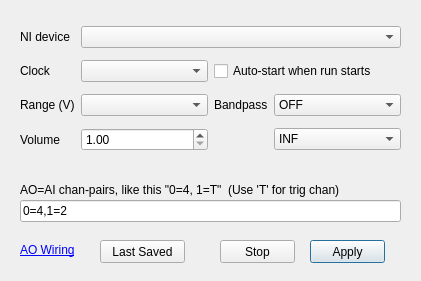
The window that Forms/AOWindow.ui (billkarsh/SpikeGLX) describes before a commit, drawn with Qt 5.
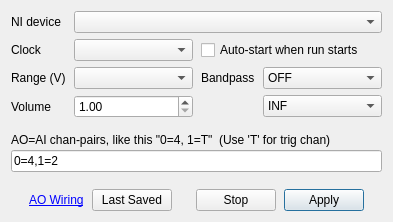
The same window after the commit.

Diff of the .ui file:
```diff
--- a/Forms/AOWindow.ui
+++ b/Forms/AOWindow.ui
@@ -6,156 +6,32 @@
    <rect>
     <x>0</x>
     <y>0</y>
-    <width>421</width>
-    <height>281</height>
+    <width>372</width>
+    <height>220</height>
    </rect>
   </property>
+  <property name="sizePolicy">
+   <sizepolicy hsizetype="Preferred" vsizetype="Preferred">
+    <horstretch>0</horstretch>
+    <verstretch>0</verstretch>
+   </sizepolicy>
+  </property>
   <property name="windowTitle">
    <string>AO Controller</string>
   </property>
-  <widget class="QLineEdit" name="chansLE">
-   <property name="geometry">
-    <rect>
-     <x>20</x>
-     <y>200</y>
-     <width>381</width>
-     <height>22</height>
-    </rect>
+  <layout class="QGridLayout" name="gridLayout_2">
+   <property name="verticalSpacing">
+    <number>15</number>
    </property>
-   <property name="text">
-    <string>0=4,1=2</string>
-   </property>
-  </widget>
-  <widget class="QLabel" name="chansLabel">
-   <property name="geometry">
-    <rect>
-     <x>20</x>
-     <y>180</y>
-     <width>381</width>
-     <height>20</height>
-    </rect>
-   </property>
-   <property name="text">
-    <string>AO=AI chan-pairs, like this &quot;0=4, 1=T&quot;  (Use 'T' for trig chan)</string>
-   </property>
-  </widget>
-  <widget class="QLabel" name="noteLink">
-   <property name="geometry">
-    <rect>
-     <x>20</x>
-     <y>240</y>
-     <width>61</width>
-     <height>20</height>
-    </rect>
-   </property>
-   <property name="text">
-    <string>&lt;html&gt;&lt;head/&gt;&lt;body&gt;&lt;p&gt;&lt;a href=&quot;blah&quot;&gt;&lt;span style=&quot; text-decoration: underline; color:#0000ff;&quot;&gt;AO Wiring&lt;/span&gt;&lt;/a&gt;&lt;/p&gt;&lt;/body&gt;&lt;/html&gt;</string>
-   </property>
-  </widget>
-  <widget class="QPushButton" name="applyBut">
-   <property name="geometry">
-    <rect>
-     <x>310</x>
-     <y>240</y>
-     <width>75</width>
-     <height>23</height>
-    </rect>
-   </property>
-   <property name="text">
-    <string>Apply</string>
-   </property>
-   <property name="autoDefault">
-    <bool>true</bool>
-   </property>
-   <property name="default">
-    <bool>true</bool>
-   </property>
-  </widget>
-  <widget class="QPushButton" name="resetBut">
-   <property name="geometry">
-    <rect>
-     <x>100</x>
-     <y>240</y>
-     <width>85</width>
-     <height>23</height>
-    </rect>
-   </property>
-   <property name="text">
-    <string>Last Saved</string>
-   </property>
-  </widget>
-  <widget class="QPushButton" name="stopBut">
-   <property name="geometry">
-    <rect>
-     <x>220</x>
-     <y>240</y>
-     <width>75</width>
-     <height>23</height>
-    </rect>
-   </property>
-   <property name="text">
-    <string>Stop</string>
-   </property>
-  </widget>
-  <widget class="QWidget" name="gridLayoutWidget">
-   <property name="geometry">
-    <rect>
-     <x>20</x>
-     <y>20</y>
-     <width>381</width>
-     <height>141</height>
-    </rect>
-   </property>
+   <item row="0" column="0">
    <layout class="QGridLayout" name="gridLayout">
-    <item row="2" column="4">
-     <widget class="QComboBox" name="loCB">
-      <property name="sizePolicy">
-       <sizepolicy hsizetype="Expanding" vsizetype="Fixed">
-        <horstretch>0</horstretch>
-        <verstretch>0</verstretch>
-       </sizepolicy>
-      </property>
-      <property name="toolTip">
-       <string>Applied only to neural channels</string>
-      </property>
-      <item>
-       <property name="text">
-        <string>OFF</string>
-       </property>
-      </item>
-      <item>
-       <property name="text">
-        <string>0</string>
-       </property>
-      </item>
-      <item>
-       <property name="text">
-        <string>.1</string>
-       </property>
-      </item>
-      <item>
-       <property name="text">
-        <string>1</string>
-       </property>
-      </item>
-      <item>
-       <property name="text">
-        <string>10</string>
-       </property>
-      </item>
-      <item>
-       <property name="text">
-        <string>100</string>
-       </property>
-      </item>
-      <item>
-       <property name="text">
-        <string>300</string>
-       </property>
-      </item>
-     </widget>
-    </item>
-    <item row="1" column="2">
+     <property name="horizontalSpacing">
+      <number>8</number>
+     </property>
+     <property name="verticalSpacing">
+      <number>6</number>
+     </property>
+     <item row="1" column="1">
      <widget class="QComboBox" name="clockCB">
       <property name="sizePolicy">
        <sizepolicy hsizetype="Expanding" vsizetype="Fixed">
@@ -168,7 +44,7 @@
       </property>
      </widget>
     </item>
-    <item row="3" column="2">
+     <item row="3" column="1">
      <widget class="QDoubleSpinBox" name="volSB">
       <property name="sizePolicy">
        <sizepolicy hsizetype="Expanding" vsizetype="Fixed">
@@ -187,10 +63,52 @@
       </property>
      </widget>
     </item>
-    <item row="3" column="1">
+     <item row="2" column="2">
+      <widget class="QLabel" name="label">
+       <property name="sizePolicy">
+        <sizepolicy hsizetype="Fixed" vsizetype="Preferred">
+         <horstretch>0</horstretch>
+         <verstretch>0</verstretch>
+        </sizepolicy>
+       </property>
+       <property name="text">
+        <string>Bandpass</string>
+       </property>
+      </widget>
+     </item>
+     <item row="1" column="0">
+      <widget class="QLabel" name="clockLabel">
+       <property name="sizePolicy">
+        <sizepolicy hsizetype="Preferred" vsizetype="Preferred">
+         <horstretch>0</horstretch>
+         <verstretch>0</verstretch>
+        </sizepolicy>
+       </property>
+       <property name="text">
+        <string>Clock</string>
+       </property>
+       <property name="alignment">
+        <set>Qt::AlignLeading|Qt::AlignLeft|Qt::AlignVCenter</set>
+       </property>
+      </widget>
+     </item>
+     <item row="0" column="0">
+      <widget class="QLabel" name="deviceLabel">
+       <property name="sizePolicy">
+        <sizepolicy hsizetype="Preferred" vsizetype="Preferred">
+         <horstretch>0</horstretch>
+         <verstretch>0</verstretch>
+        </sizepolicy>
+       </property>
+       <property name="text">
+        <string>NI device</string>
+       </property>
+      </widget>
+     </item>
+     <item row="3" column="0">
      <widget class="QLabel" name="volLabel">
       <property name="sizePolicy">
-       <sizepolicy hsizetype="Minimum" vsizetype="Preferred">
+        <sizepolicy hsizetype="Preferred" vsizetype="Preferred">
         <horstretch>0</horstretch>
         <verstretch>0</verstretch>
        </sizepolicy>
@@ -200,10 +118,10 @@
       </property>
      </widget>
     </item>
-    <item row="2" column="1">
+     <item row="2" column="0">
      <widget class="QLabel" name="rangeLabel">
       <property name="sizePolicy">
-       <sizepolicy hsizetype="Minimum" vsizetype="Preferred">
+        <sizepolicy hsizetype="Preferred" vsizetype="Preferred">
         <horstretch>0</horstretch>
         <verstretch>0</verstretch>
        </sizepolicy>
@@ -216,7 +134,7 @@
       </property>
      </widget>
     </item>
-    <item row="2" column="2">
+     <item row="2" column="1">
      <widget class="QComboBox" name="rangeCB">
       <property name="sizePolicy">
        <sizepolicy hsizetype="Expanding" vsizetype="Fixed">
@@ -226,46 +144,55 @@
       </property>
      </widget>
     </item>
-    <item row="0" column="2" colspan="3">
-     <widget class="QComboBox" name="deviceCB">
+     <item row="2" column="3">
+      <widget class="QComboBox" name="loCB">
       <property name="sizePolicy">
-       <sizepolicy hsizetype="Preferred" vsizetype="Fixed">
-        <horstretch>1</horstretch>
+        <sizepolicy hsizetype="Expanding" vsizetype="Fixed">
+         <horstretch>0</horstretch>
         <verstretch>0</verstretch>
        </sizepolicy>
       </property>
-     </widget>
-    </item>
-    <item row="0" column="1">
-     <widget class="QLabel" name="deviceLabel">
-      <property name="sizePolicy">
-       <sizepolicy hsizetype="Minimum" vsizetype="Preferred">
-        <horstretch>0</horstretch>
-        <verstretch>0</verstretch>
-       </sizepolicy>
-      </property>
+       <property name="toolTip">
+        <string>Applied only to neural channels</string>
+       </property>
+       <item>
+        <property name="text">
+         <string>OFF</string>
+        </property>
+       </item>
+       <item>
+        <property name="text">
+         <string>0</string>
+        </property>
+       </item>
+       <item>
       <property name="text">
-       <string>NI device</string>
-      </property>
-     </widget>
-    </item>
-    <item row="1" column="1">
-     <widget class="QLabel" name="clockLabel">
-      <property name="sizePolicy">
-       <sizepolicy hsizetype="Minimum" vsizetype="Preferred">
-        <horstretch>0</horstretch>
-        <verstretch>0</verstretch>
-       </sizepolicy>
-      </property>
+         <string>.1</string>
+        </property>
+       </item>
+       <item>
+        <property name="text">
+         <string>1</string>
+        </property>
+       </item>
+       <item>
       <property name="text">
-       <string>Clock</string>
-      </property>
-      <property name="alignment">
-       <set>Qt::AlignLeading|Qt::AlignLeft|Qt::AlignVCenter</set>
-      </property>
-     </widget>
-    </item>
-    <item row="3" column="4">
+         <string>10</string>
+        </property>
+       </item>
+       <item>
+        <property name="text">
+         <string>100</string>
+        </property>
+       </item>
+       <item>
+        <property name="text">
+         <string>300</string>
+        </property>
+       </item>
+      </widget>
+     </item>
+     <item row="3" column="3">
      <widget class="QComboBox" name="hiCB">
       <property name="sizePolicy">
        <sizepolicy hsizetype="Expanding" vsizetype="Fixed">
@@ -326,20 +253,17 @@
       </item>
      </widget>
     </item>
-    <item row="2" column="3">
-     <widget class="QLabel" name="label">
+     <item row="0" column="1" colspan="3">
+      <widget class="QComboBox" name="deviceCB">
       <property name="sizePolicy">
-       <sizepolicy hsizetype="Fixed" vsizetype="Preferred">
-        <horstretch>0</horstretch>
+        <sizepolicy hsizetype="Expanding" vsizetype="Fixed">
+         <horstretch>1</horstretch>
         <verstretch>0</verstretch>
        </sizepolicy>
       </property>
-      <property name="text">
-       <string>Bandpass</string>
-      </property>
-     </widget>
-    </item>
-    <item row="1" column="3" colspan="2">
+      </widget>
+     </item>
+     <item row="1" column="2" colspan="2">
      <widget class="QCheckBox" name="autoChk">
       <property name="sizePolicy">
        <sizepolicy hsizetype="MinimumExpanding" vsizetype="Fixed">
@@ -353,7 +277,126 @@
      </widget>
     </item>
    </layout>
-  </widget>
+   </item>
+   <item row="1" column="0">
+    <layout class="QVBoxLayout" name="verticalLayout">
+     <property name="spacing">
+      <number>3</number>
+     </property>
+     <item>
+      <widget class="QLabel" name="chansLabel">
+       <property name="text">
+        <string>AO=AI chan-pairs, like this &quot;0=4, 1=T&quot;  (Use 'T' for trig chan)</string>
+       </property>
+      </widget>
+     </item>
+     <item>
+      <widget class="QLineEdit" name="chansLE">
+       <property name="text">
+        <string>0=4,1=2</string>
+       </property>
+      </widget>
+     </item>
+    </layout>
+   </item>
+   <item row="2" column="0">
+    <spacer name="verticalSpacer">
+     <property name="orientation">
+      <enum>Qt::Vertical</enum>
+     </property>
+     <property name="sizeType">
+      <enum>QSizePolicy::MinimumExpanding</enum>
+     </property>
+     <property name="sizeHint" stdset="0">
+      <size>
+       <width>0</width>
+       <height>2</height>
+      </size>
+     </property>
+    </spacer>
+   </item>
+   <item row="3" column="0">
+    <layout class="QHBoxLayout" name="horizontalLayout">
+     <property name="spacing">
+      <number>8</number>
+     </property>
+     <property name="leftMargin">
+      <number>18</number>
+     </property>
+     <property name="rightMargin">
+      <number>18</number>
+     </property>
+     <item>
+      <widget class="QLabel" name="noteLink">
+       <property name="text">
+        <string>&lt;html&gt;&lt;head/&gt;&lt;body&gt;&lt;p&gt;&lt;a href=&quot;blah&quot;&gt;&lt;span style=&quot; text-decoration: underline; color:#0000ff;&quot;&gt;AO Wiring&lt;/span&gt;&lt;/a&gt;&lt;/p&gt;&lt;/body&gt;&lt;/html&gt;</string>
+       </property>
+      </widget>
+     </item>
+     <item>
+      <widget class="QPushButton" name="resetBut">
+       <property name="sizePolicy">
+        <sizepolicy hsizetype="Preferred" vsizetype="Preferred">
+         <horstretch>0</horstretch>
+         <verstretch>0</verstretch>
+        </sizepolicy>
+       </property>
+       <property name="text">
+        <string>Last Saved</string>
+       </property>
+      </widget>
+     </item>
+     <item>
+      <spacer name="horizontalSpacer">
+       <property name="orientation">
+        <enum>Qt::Horizontal</enum>
+       </property>
+       <property name="sizeType">
+        <enum>QSizePolicy::MinimumExpanding</enum>
+       </property>
+       <property name="sizeHint" stdset="0">
+        <size>
+         <width>16</width>
+         <height>20</height>
+        </size>
+       </property>
+      </spacer>
+     </item>
+     <item>
+      <widget class="QPushButton" name="stopBut">
+       <property name="sizePolicy">
+        <sizepolicy hsizetype="Preferred" vsizetype="Preferred">
+         <horstretch>0</horstretch>
+         <verstretch>0</verstretch>
+        </sizepolicy>
+       </property>
+       <property name="text">
+        <string>Stop</string>
+       </property>
+      </widget>
+     </item>
+     <item>
+      <widget class="QPushButton" name="applyBut">
+       <property name="sizePolicy">
+        <sizepolicy hsizetype="Preferred" vsizetype="Preferred">
+         <horstretch>0</horstretch>
+         <verstretch>0</verstretch>
+        </sizepolicy>
+       </property>
+       <property name="text">
+        <string>Apply</string>
+       </property>
+       <property name="autoDefault">
+        <bool>true</bool>
+       </property>
+       <property name="default">
+        <bool>true</bool>
+       </property>
+      </widget>
+     </item>
+    </layout>
+   </item>
+  </layout>
  </widget>
  <tabstops>
   <tabstop>applyBut</tabstop>
```
Lines whose indentation alone changed are shown as unchanged.
